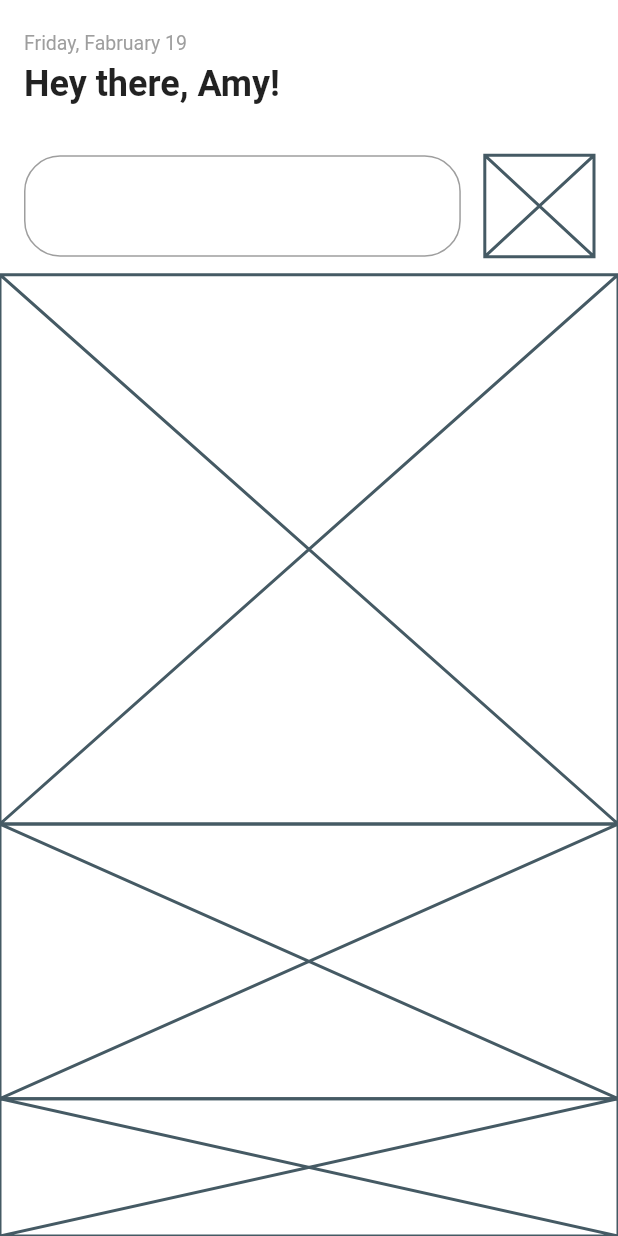
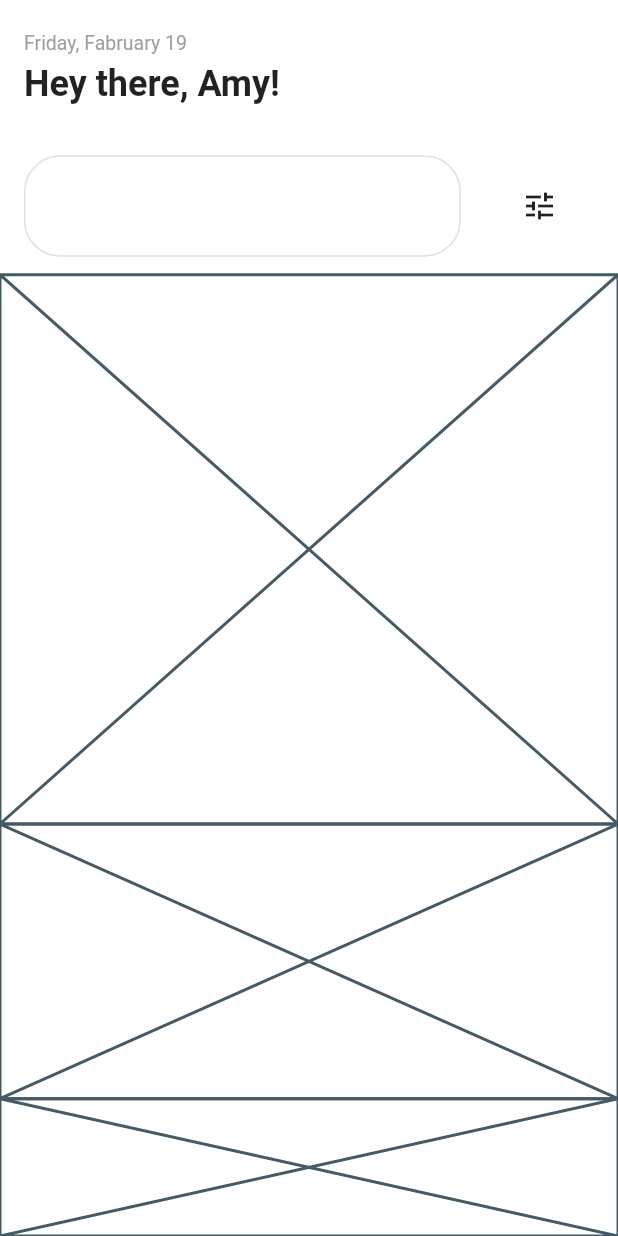
Before and after one commit to JAICHANGPARK/flutter_notebook_11th_story, a Flutter app: the screen it shows after launch, on a phone screen of 412 x 824 dp. Run offline on Flutter 3.47's test engine with Material 2 defaults, Android fonts, the phone set to English and light mode, and no system bars; our stand-ins replace backdrop, badges, flutter_inner_drawer, flutter_slidable, flutter_swiper, google_fonts.

Commit message:
Update experience_home_page.dart

```diff
--- a/lib/ep718_experience_app/experience_home_page.dart
+++ b/lib/ep718_experience_app/experience_home_page.dart
@@ -43,14 +43,18 @@ class _ExperienceHomePageState extends State<ExperienceHomePage> {
                           flex: 8,
                           child: Container(
                             decoration: BoxDecoration(
-                              border: Border.all(color: Colors.grey),
+                              border: Border.all(color: Colors.grey[300]),
                               borderRadius: BorderRadius.circular(24),
                             ),
                           )),
                       SizedBox(
                         width: 16,
                       ),
-                      Expanded(flex: 2, child: Placeholder()),
+                      Expanded(flex: 2, child: Container(
+                        child: Center(
+                          child: Icon(Icons.tune),
+                        ),
+                      )),
                     ],
                   ),
                 )),
```
